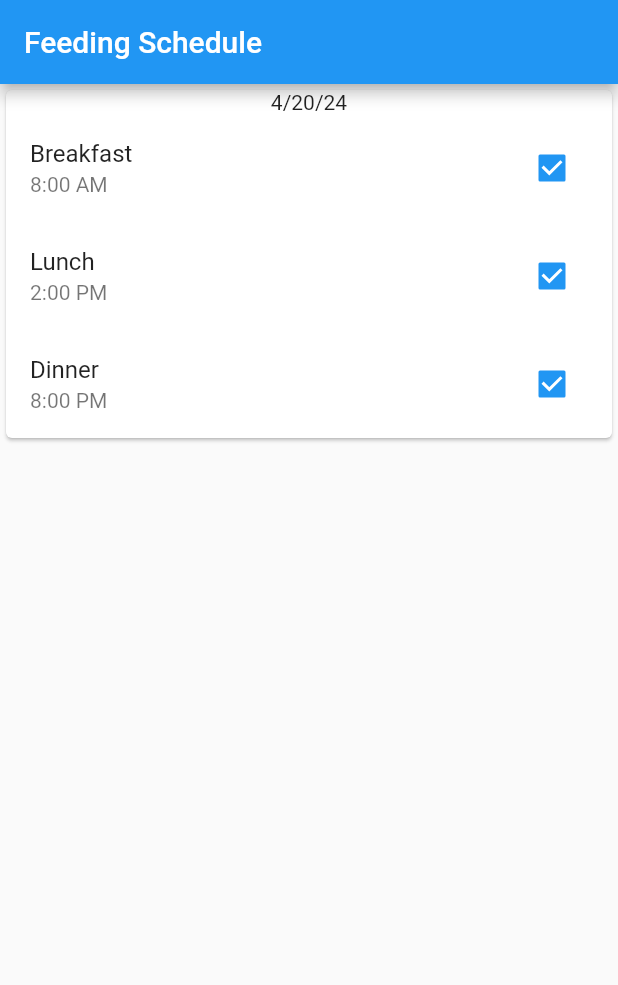
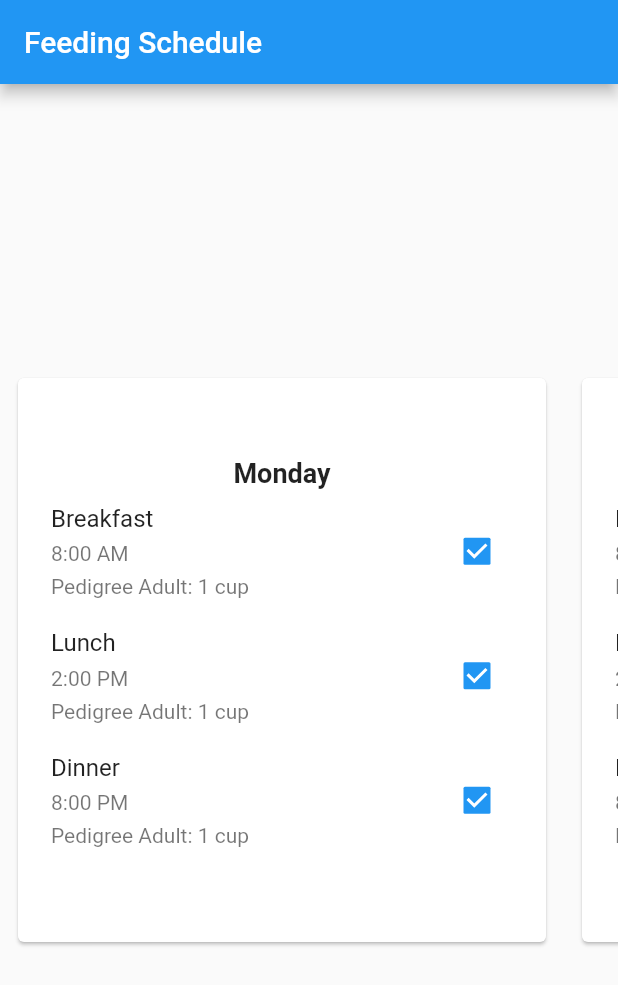
Before and after one commit to PetBite/app, a Flutter app: the FeedingSchedulePage screen opened directly, on a phone screen of 412 x 824 dp. Shown: the top 985 px of the screen. Run offline on Flutter 3.47's test engine with Material 2 defaults, Android fonts, the phone set to English and light mode, and no system bars; our stand-ins replace syncfusion_flutter_charts; generated files the repository leaves out were written again.

Commit message:
Updated feeding schedule page

```diff
--- a/lib/components/feeding_card.dart
+++ b/lib/components/feeding_card.dart
@@ -2,42 +2,45 @@ import 'package:flutter/material.dart';
 import '../data_model/feeding_schedule_db.dart';
 
 class FeedingCard extends StatelessWidget {
-  const FeedingCard({Key? key}) : super(key: key);
+  final String day;
+
+  const FeedingCard({Key? key, required this.day}) : super(key: key);
 
   @override
   Widget build(BuildContext context) {
-    List<String> feedingScheduleIDs = FeedingScheduleDB.getFeedingScheduleIDs();
-    List<String> feedingScheduleDates =
-        FeedingScheduleDB.getFeedingScheduleDates().toSet().toList();
+    List<DailyFeedingScheduleData> dailySchedules =
+        FeedingScheduleDB().getFeedingSchedulesByDay(day);
 
     return Card(
       child: Center(
         child: Column(
-          children: feedingScheduleDates
-              .map((element) =>
-                  Column(mainAxisSize: MainAxisSize.min, children: [
+          mainAxisSize: MainAxisSize.min,
+          children: [
             Text(
-                      feedingScheduleDB.getFeedingScheduleByDate(element).date,
+              day,
               textAlign: TextAlign.center,
+              style: const TextStyle(fontWeight: FontWeight.bold, fontSize: 18),
             ),
-                    Column(
-                      children: feedingScheduleIDs
-                          .map((element) => ListTile(
-                                title: Text(feedingScheduleDB
-                                    .getFeedingScheduleById(element)
-                                    .name),
-                                subtitle: Text(feedingScheduleDB
-                                    .getFeedingScheduleById(element)
-                                    .time),
+            ...dailySchedules.map((schedule) => Padding(
+                  padding: const EdgeInsets.all(6.0),
+                  child: ListTile(
+                    title: Text(schedule.name),
+                    subtitle: Column(
+                      crossAxisAlignment: CrossAxisAlignment.start,
+                      children: [
+                        const SizedBox(height: 6),
+                        Text(schedule.time),
+                        const SizedBox(height: 6),
+                        Text('${schedule.foodType}: ${schedule.quantity}'),
+                      ],
+                    ),
                     trailing: Checkbox(
                       value: true,
                       onChanged: (value) {},
                     ),
+                  ),
                 ))
-                          .toList(),
-                    ),
-                  ]))
-              .toList(),
+          ],
         ),
       ),
     );
--- a/lib/data_model/feeding_schedule_db.dart
+++ b/lib/data_model/feeding_schedule_db.dart
@@ -1,50 +1,114 @@
-
 class FeedingScheduleData {
   FeedingScheduleData({
     required this.id,
+    required this.day,
+    required this.schedules,
+  });
+
+  String day;
+  String id;
+  List<DailyFeedingScheduleData> schedules;
+}
+
+class DailyFeedingScheduleData {
+  DailyFeedingScheduleData({
     required this.name,
     required this.time,
-    required this.date,
+    required this.foodType,
+    required this.quantity,
   });
 
-  String id;
   String name;
   String time;
-  String date;
+  String foodType;
+  String quantity;
 }
 
 class FeedingScheduleDB {
-  final List<FeedingScheduleData> _events = [
+  final List<FeedingScheduleData> _dailySchedules = [
     FeedingScheduleData(
-        id: 'event-001',
-        name: 'Breakfast',
-        time: '8:00 AM',
-        date: '4/20/24'),
+      id: "day-1",
+      day: 'Monday',
+      schedules: [
+        DailyFeedingScheduleData(
+            name: 'Breakfast',
+            time: '8:00 AM',
+            foodType: 'Pedigree Adult',
+            quantity: '1 cup'),
+        DailyFeedingScheduleData(
+            name: 'Lunch',
+            time: '2:00 PM',
+            foodType: 'Pedigree Adult',
+            quantity: '1 cup'),
+        DailyFeedingScheduleData(
+            name: 'Dinner',
+            time: '8:00 PM',
+            foodType: 'Pedigree Adult',
+            quantity: '1 cup'),
+      ],
+    ),
     FeedingScheduleData(
-        id: 'event-002',
-        name: 'Lunch',
-        time: '2:00 PM',
-        date: '4/20/24'),
+      id: "day-2",
+      day: 'Tuesday',
+      schedules: [
+        DailyFeedingScheduleData(
+            name: 'Breakfast',
+            time: '8:00 AM',
+            foodType: 'Pedigree Adult',
+            quantity: '1 cup'),
+        DailyFeedingScheduleData(
+            name: 'Lunch',
+            time: '2:00 PM',
+            foodType: 'Pedigree Adult',
+            quantity: '1 cup'),
+        DailyFeedingScheduleData(
+            name: 'Dinner',
+            time: '8:00 PM',
+            foodType: 'Pedigree Adult',
+            quantity: '1 cup'),
+      ],
+    ),
     FeedingScheduleData(
-        id: 'event-003',
-        name: 'Dinner',
-        time: '8:00 PM',
-        date: '4/20/24'),
+      id: "day-3",
+      day: 'Wednesday',
+      schedules: [
+        DailyFeedingScheduleData(
+            name: 'Breakfast',
+            time: '8:00 AM',
+            foodType: 'Pedigree Adult',
+            quantity: '1 cup'),
+        DailyFeedingScheduleData(
+            name: 'Lunch',
+            time: '2:00 PM',
+            foodType: 'Pedigree Adult',
+            quantity: '1 cup'),
+        DailyFeedingScheduleData(
+            name: 'Dinner',
+            time: '8:00 PM',
+            foodType: 'Pedigree Adult',
+            quantity: '1 cup'),
+      ],
+    ),
   ];
-  FeedingScheduleData getFeedingScheduleById(String id) {
-    return feedingScheduleDB._events.firstWhere((element) => element.id == id);
+
+  List<DailyFeedingScheduleData> getFeedingSchedulesByDay(String day) {
+    return _dailySchedules.firstWhere((daily) => daily.day == day).schedules;
   }
 
-  FeedingScheduleData getFeedingScheduleByDate(String date) {
-    return feedingScheduleDB._events.firstWhere((element) => element.date == date);
+  List<FeedingScheduleData> getAllFeedingSchedules() {
+    return _dailySchedules;
   }
 
-  static List<String> getFeedingScheduleIDs() {
-    return feedingScheduleDB._events.map((element) => element.id).toList();
+  FeedingScheduleData getFeedingScheduleById(String id) {
+    return _dailySchedules.firstWhere((daily) => daily.id == id);
   }
 
-  static List<String> getFeedingScheduleDates() {
-    return feedingScheduleDB._events.map((element) => element.date).toList();
+  List<String> getFeedingScheduleIDs() {
+    return _dailySchedules.map((daily) => daily.id).toList();
+  }
+
+  List<String> getFeedingScheduleDays() {
+    return _dailySchedules.map((daily) => daily.day).toList();
   }
 }
 
--- a/lib/pages/feeding_schedule/feeding_schedule.dart
+++ b/lib/pages/feeding_schedule/feeding_schedule.dart
@@ -1,5 +1,6 @@
 import 'package:flutter/material.dart';
 import 'package:app/components/feeding_card.dart';
+import '../../data_model/feeding_schedule_db.dart';
 
 class FeedingSchedulePage extends StatefulWidget {
   const FeedingSchedulePage({Key? key}) : super(key: key);
@@ -13,6 +14,8 @@ class FeedingSchedulePage extends StatefulWidget {
 class _FeedingSchedulePageState extends State<FeedingSchedulePage> {
   @override
   Widget build(BuildContext context) {
+    List<FeedingScheduleData> weekSchedule =
+        FeedingScheduleDB().getAllFeedingSchedules();
     return Scaffold(
         appBar: AppBar(
           title: const Text(
@@ -22,7 +25,23 @@ class _FeedingSchedulePageState extends State<FeedingSchedulePage> {
           automaticallyImplyLeading: false,
         ),
         body: SafeArea(
-          child: ListView(children: const [FeedingCard()]),
-        ));
+            child: Center(
+          child: SizedBox(
+            height: 400,
+            child: ListView(
+              physics: const PageScrollPhysics(),
+              scrollDirection: Axis.horizontal,
+              children: weekSchedule
+                  .map((e) => Padding(
+                        padding: const EdgeInsets.all(8.0),
+                        child: SizedBox(
+                          width: 360,
+                          child: FeedingCard(day: e.day),
+                        ),
+                      ))
+                  .toList(),
+            ),
+          ),
+        )));
   }
 }
```
Lines whose indentation alone changed are shown as unchanged.
